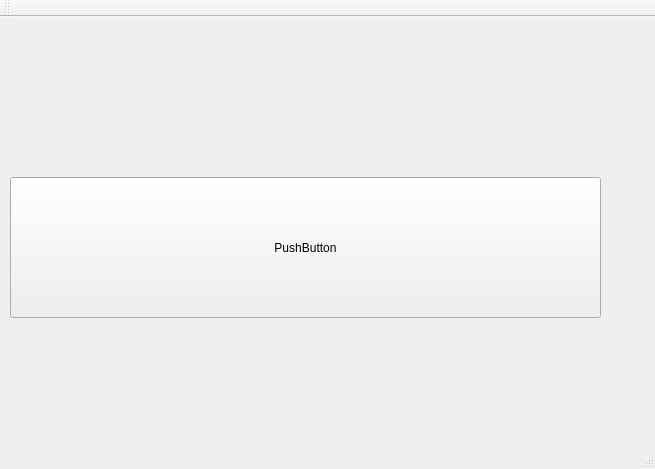
Above: ui/mainwindow.ui from pinsoftstudio/SecondDownloader before the change. Below: the same form after it.
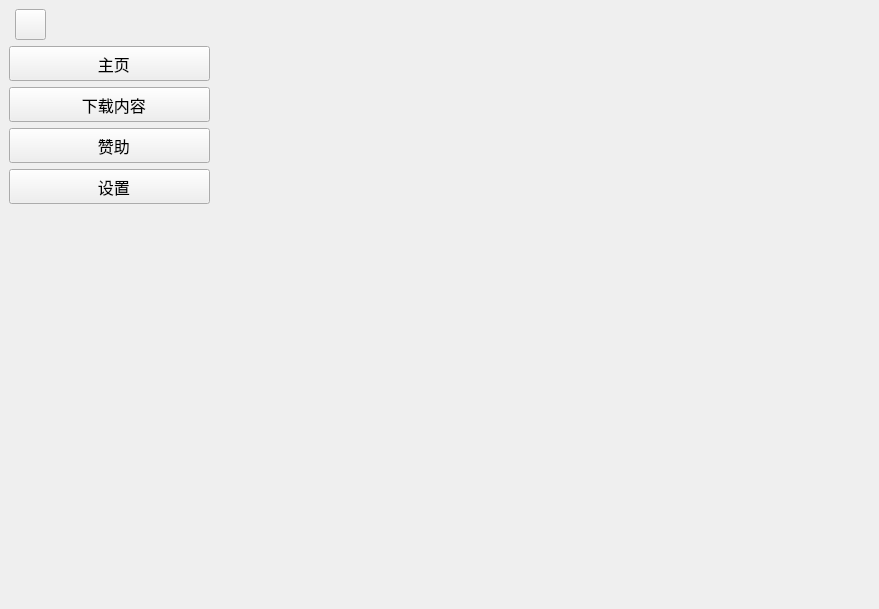
That is the form after the change. Icons and pictures are not drawn.

```diff
--- a/ui/mainwindow.ui
+++ b/ui/mainwindow.ui
@@ -6,52 +6,447 @@
    <rect>
     <x>0</x>
     <y>0</y>
-    <width>655</width>
-    <height>469</height>
+    <width>879</width>
+    <height>605</height>
    </rect>
   </property>
+  <property name="sizePolicy">
+   <sizepolicy hsizetype="Preferred" vsizetype="Preferred">
+    <horstretch>0</horstretch>
+    <verstretch>0</verstretch>
+   </sizepolicy>
+  </property>
   <property name="windowTitle">
    <string>SecondDownloader</string>
   </property>
-  <property name="animated">
-   <bool>true</bool>
+  <property name="styleSheet">
+   <string notr="true">/*QPushButton*/
+
+QPushButton {  
+    border: 1px solid rgb(236,236,236); 
+	border-bottom-color: rgb(211, 211, 211);
+    border-radius: 4px;  
+    background-color: rgb(254, 254, 254); 
+	color:black;
+
+}  
+
+QPushButton:hover
+{
+	background-color:rgb(250, 250, 250);
+ }
+
+QPushButton:pressed {  
+    background-color: rgb(250, 250, 250); 
+	border-bottom-color:rgb(236, 236, 236);
+	color:grey;
+}
+
+/*QLineEdit*/
+QLineEdit {  
+    border: 1px solid rgb(229,229,229); 
+	border-bottom-color: rgb(134,134, 134);
+    border-radius: 5px;  
+    background-color: rgb(251, 251, 251); 
+	color:black;
+
+}  
+
+QLineEdit:hover
+{
+	background-color:rgb(246,246,246);
+ }
+
+QLineEdit:focus{
+	border-bottom-width: 2px;
+	background-color: rgb(255, 255, 255);
+	border-bottom-color: rgb(0, 103, 192);
+
+}
+/*QComboBox*/
+QComboBox::drop-down{
+	subcontrol-origin: padding;
+    subcontrol-position: top right;
+    width: 20px;
+	image: url(:/qss/base/res/drop-down.png);
+}
+QComboBox {  
+    border: 1px solid rgb(236,236,236); 
+	border-bottom-color: rgb(211, 211, 211);
+    border-radius: 4px;  
+    background-color: rgb(254, 254, 254); 
+	color:black;
+
+}  
+
+QComboBox:hover
+{
+	background-color:rgb(250, 250, 250);
+ }
+
+ QComboBox:pressed {  
+    background-color: rgb(250, 250, 250); 
+	border-bottom-color:rgb(236, 236, 236);
+	color:grey;
+}
+
+QComboBox QAbstractItemView {
+    border: 1px solid rgb(236,236,236); 
+	background-color: rgb(249,249,249);
+    border-radius: 6px;
+    padding: 1px 2px 1px 2px; 
+    min-width: 9em;   
+	outline:none;
+	
+}
+
+QComboBox QAbstractItemView::item {
+	border-radius: 6px;
+    height: 30px;  
+	color:black;
+	
+	background-color: rgb(249,249,249);
+
+}
+QComboBox QAbstractItemView::item:selected{
+	padding:3px;
+	border-top-left-radius:0px;
+	border-bottom-left-radius:0px;
+	border-left:2px solid rgb(0,103,192);
+
+} 
+
+QComboBox QAbstractItemView::item:hover {
+	border-top-left-radius:0px;
+	border-bottom-left-radius:0px;
+	border-left:none ;
+	background-color: rgb(240,240,240);
+	border-radius: 6px;
+
+
+	
+}
+QComboBox QAbstractItemView::item:pressed {
+	border-top-left-radius:0px;
+	border-bottom-left-radius:0px;
+	border-left:none ;
+	background-color: rgb(243,243,243);
+	border-radius: 6px;
+}
+QCheckBox::indicator:unchecked{
+  	border: 1px solid grey;
+	border-radius:4px;
+	background-color:white;
+}
+QCheckBox::indicator:unchecked:hover{
+  	border: 1px solid grey;
+	border-radius:4px;
+	background-color:rgb(227,227,227);
+}
+QCheckBox::indicator:checked{
+	border-image:url(:/qss/base/res/tick.png);
+	background-color: rgb(23, 143, 255);
+	/*border: 2px solid grey;*/
+	border-radius:4px;
+}
+QCheckBox::indicator:checked:hover{
+	border-image:url(:/qss/base/res/tick.png);
+	background-color: rgb(0,128,227);
+	/*border: 2px solid grey;*/
+	border-radius:4px;
+}
+QProgressBar {  
+     
+    background-color:  rgb(164,160,164); 
+    color: rgb(164,160,164); 
+	max-height:1px;
+    text-align: center; 
+}  
+QProgressBar::chunk {  
+    background-color:  rgb(0,120,212);
+}
+
+
+</string>
   </property>
   <widget class="QWidget" name="centralwidget">
-   <widget class="QPushButton" name="pushButton">
-    <property name="geometry">
-     <rect>
-      <x>10</x>
-      <y>160</y>
-      <width>591</width>
-      <height>141</height>
-     </rect>
-    </property>
-    <property name="text">
-     <string>PushButton</string>
-    </property>
-   </widget>
-  </widget>
-  <widget class="QMenuBar" name="menubar">
-   <property name="geometry">
-    <rect>
-     <x>0</x>
-     <y>0</y>
-     <width>655</width>
-     <height>21</height>
-    </rect>
-   </property>
-  </widget>
-  <widget class="QStatusBar" name="statusbar"/>
-  <widget class="QToolBar" name="toolBar">
-   <property name="windowTitle">
-    <string>toolBar</string>
-   </property>
-   <attribute name="toolBarArea">
-    <enum>TopToolBarArea</enum>
-   </attribute>
-   <attribute name="toolBarBreak">
-    <bool>false</bool>
-   </attribute>
+   <layout class="QHBoxLayout" name="horizontalLayout_2">
+    <item>
+     <layout class="QVBoxLayout" name="verticalLayout">
+      <item>
+       <layout class="QHBoxLayout" name="horizontalLayout">
+        <property name="leftMargin">
+         <number>2</number>
+        </property>
+        <item>
+         <widget class="QToolButton" name="toolMenu">
+          <property name="minimumSize">
+           <size>
+            <width>31</width>
+            <height>31</height>
+           </size>
+          </property>
+          <property name="maximumSize">
+           <size>
+            <width>31</width>
+            <height>31</height>
+           </size>
+          </property>
+          <property name="styleSheet">
+           <string notr="true"/>
+          </property>
+          <property name="text">
+           <string/>
+          </property>
+          <property name="checkable">
+           <bool>true</bool>
+          </property>
+         </widget>
+        </item>
+        <item>
+         <spacer name="horizontalSpacer">
+          <property name="orientation">
+           <enum>Qt::Horizontal</enum>
+          </property>
+          <property name="sizeType">
+           <enum>QSizePolicy::Maximum</enum>
+          </property>
+          <property name="sizeHint" stdset="0">
+           <size>
+            <width>160</width>
+            <height>20</height>
+           </size>
+          </property>
+         </spacer>
+        </item>
+       </layout>
+      </item>
+      <item>
+       <widget class="QToolButton" name="toolMain">
+        <property name="sizePolicy">
+         <sizepolicy hsizetype="Fixed" vsizetype="Fixed">
+          <horstretch>0</horstretch>
+          <verstretch>0</verstretch>
+         </sizepolicy>
+        </property>
+        <property name="minimumSize">
+         <size>
+          <width>201</width>
+          <height>35</height>
+         </size>
+        </property>
+        <property name="maximumSize">
+         <size>
+          <width>201</width>
+          <height>35</height>
+         </size>
+        </property>
+        <property name="font">
+         <font>
+          <pointsize>12</pointsize>
+         </font>
+        </property>
+        <property name="text">
+         <string>  主页</string>
+        </property>
+        <property name="iconSize">
+         <size>
+          <width>55</width>
+          <height>55</height>
+         </size>
+        </property>
+        <property name="checkable">
+         <bool>true</bool>
+        </property>
+        <property name="autoRepeat">
+         <bool>false</bool>
+        </property>
+        <property name="autoExclusive">
+         <bool>false</bool>
+        </property>
+        <property name="popupMode">
+         <enum>QToolButton::DelayedPopup</enum>
+        </property>
+        <property name="toolButtonStyle">
+         <enum>Qt::ToolButtonTextBesideIcon</enum>
+        </property>
+        <property name="autoRaise">
+         <bool>false</bool>
+        </property>
+       </widget>
+      </item>
+      <item>
+       <widget class="QToolButton" name="toolDownload">
+        <property name="minimumSize">
+         <size>
+          <width>201</width>
+          <height>35</height>
+         </size>
+        </property>
+        <property name="maximumSize">
+         <size>
+          <width>201</width>
+          <height>35</height>
+         </size>
+        </property>
+        <property name="font">
+         <font>
+          <pointsize>12</pointsize>
+         </font>
+        </property>
+        <property name="text">
+         <string>  下载内容</string>
+        </property>
+        <property name="iconSize">
+         <size>
+          <width>55</width>
+          <height>55</height>
+         </size>
+        </property>
+        <property name="checkable">
+         <bool>true</bool>
+        </property>
+        <property name="autoRepeat">
+         <bool>false</bool>
+        </property>
+        <property name="autoExclusive">
+         <bool>false</bool>
+        </property>
+        <property name="popupMode">
+         <enum>QToolButton::DelayedPopup</enum>
+        </property>
+        <property name="toolButtonStyle">
+         <enum>Qt::ToolButtonTextBesideIcon</enum>
+        </property>
+        <property name="autoRaise">
+         <bool>false</bool>
+        </property>
+       </widget>
+      </item>
+      <item>
+       <widget class="QToolButton" name="toolDonate">
+        <property name="minimumSize">
+         <size>
+          <width>201</width>
+          <height>35</height>
+         </size>
+        </property>
+        <property name="maximumSize">
+         <size>
+          <width>201</width>
+          <height>35</height>
+         </size>
+        </property>
+        <property name="font">
+         <font>
+          <pointsize>12</pointsize>
+         </font>
+        </property>
+        <property name="text">
+         <string>  赞助</string>
+        </property>
+        <property name="iconSize">
+         <size>
+          <width>55</width>
+          <height>55</height>
+         </size>
+        </property>
+        <property name="checkable">
+         <bool>true</bool>
+        </property>
+        <property name="autoRepeat">
+         <bool>false</bool>
+        </property>
+        <property name="autoExclusive">
+         <bool>false</bool>
+        </property>
+        <property name="popupMode">
+         <enum>QToolButton::DelayedPopup</enum>
+        </property>
+        <property name="toolButtonStyle">
+         <enum>Qt::ToolButtonTextBesideIcon</enum>
+        </property>
+        <property name="autoRaise">
+         <bool>false</bool>
+        </property>
+       </widget>
+      </item>
+      <item>
+       <widget class="QToolButton" name="toolSettings">
+        <property name="minimumSize">
+         <size>
+          <width>201</width>
+          <height>35</height>
+         </size>
+        </property>
+        <property name="maximumSize">
+         <size>
+          <width>201</width>
+          <height>35</height>
+         </size>
+        </property>
+        <property name="font">
+         <font>
+          <pointsize>12</pointsize>
+         </font>
+        </property>
+        <property name="text">
+         <string>  设置</string>
+        </property>
+        <property name="iconSize">
+         <size>
+          <width>55</width>
+          <height>55</height>
+         </size>
+        </property>
+        <property name="checkable">
+         <bool>true</bool>
+        </property>
+        <property name="autoRepeat">
+         <bool>false</bool>
+        </property>
+        <property name="autoExclusive">
+         <bool>false</bool>
+        </property>
+        <property name="popupMode">
+         <enum>QToolButton::DelayedPopup</enum>
+        </property>
+        <property name="toolButtonStyle">
+         <enum>Qt::ToolButtonTextBesideIcon</enum>
+        </property>
+        <property name="autoRaise">
+         <bool>false</bool>
+        </property>
+       </widget>
+      </item>
+      <item>
+       <spacer name="verticalSpacer">
+        <property name="orientation">
+         <enum>Qt::Vertical</enum>
+        </property>
+        <property name="sizeHint" stdset="0">
+         <size>
+          <width>20</width>
+          <height>368</height>
+         </size>
+        </property>
+       </spacer>
+      </item>
+     </layout>
+    </item>
+    <item>
+     <widget class="QStackedWidget" name="stackedWidget">
+      <property name="minimumSize">
+       <size>
+        <width>651</width>
+        <height>591</height>
+       </size>
+      </property>
+      <widget class="QWidget" name="page"/>
+      <widget class="QWidget" name="page_2"/>
+     </widget>
+    </item>
+   </layout>
   </widget>
  </widget>
  <resources/>
```
Left out of the diff: 2 changed lines with no effect on the pictures.
